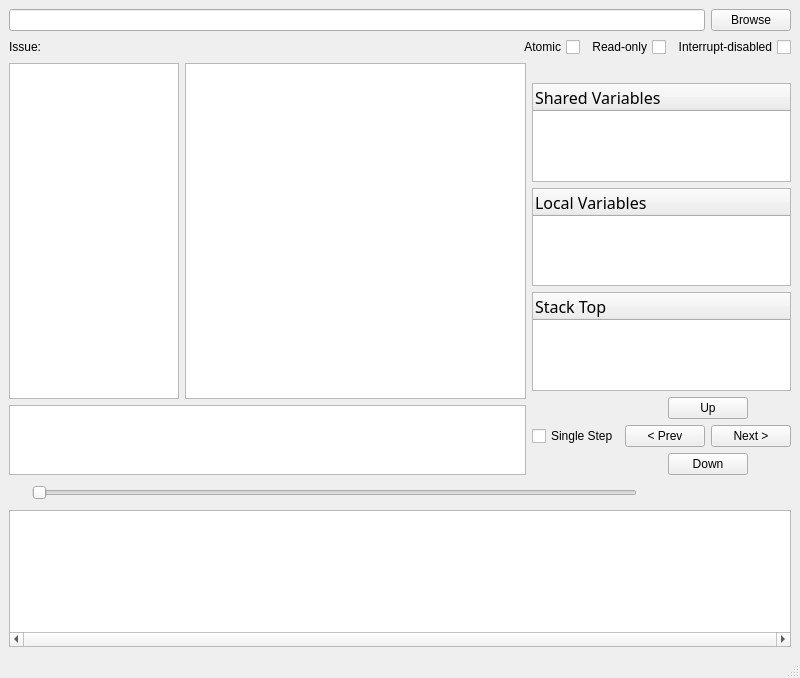
Above: gui.ui from harmonylang/harmony-gui before the change. Below: the same form after it.
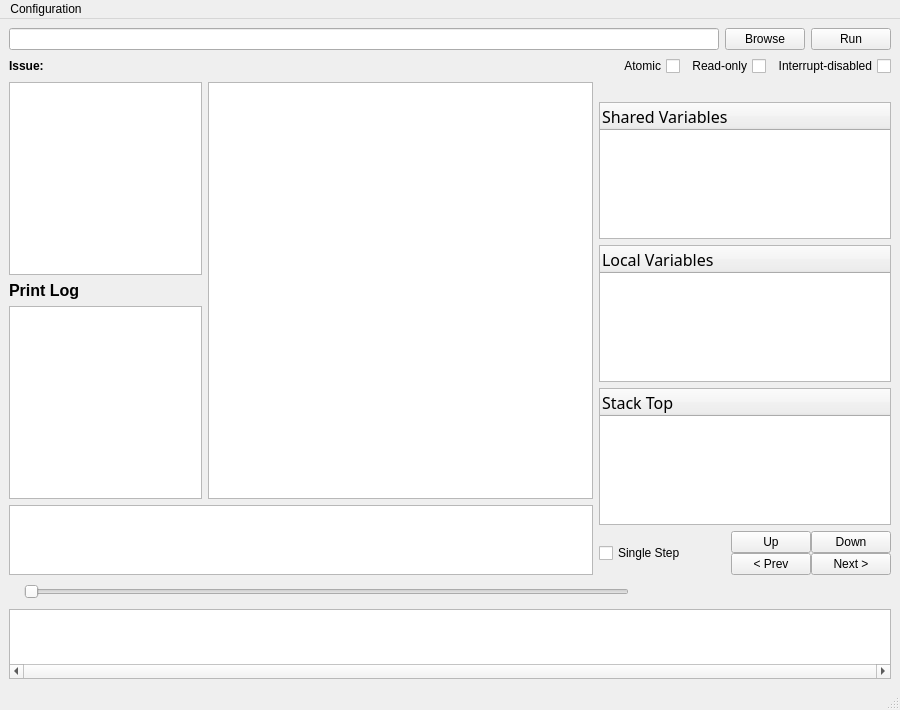
That is the form after the change. Custom widgets are drawn as their Qt base class.

```diff
--- a/gui.ui
+++ b/gui.ui
@@ -6,17 +6,15 @@
    <rect>
     <x>0</x>
     <y>0</y>
-    <width>800</width>
-    <height>678</height>
+    <width>900</width>
+    <height>710</height>
    </rect>
   </property>
   <property name="windowTitle">
    <string>MainWindow</string>
   </property>
   <widget class="QWidget" name="centralwidget">
-   <layout class="QHBoxLayout" name="horizontalLayout_10">
-    <item>
-     <layout class="QVBoxLayout" name="verticalLayout" stretch="0,0,3,0,1">
+   <layout class="QVBoxLayout" name="verticalLayout_8">
       <item>
        <layout class="QHBoxLayout" name="horizontalLayout">
         <item>
@@ -33,12 +31,24 @@
           </property>
          </widget>
         </item>
+      <item>
+       <widget class="QPushButton" name="runFile">
+        <property name="text">
+         <string>Run</string>
+        </property>
+       </widget>
+      </item>
        </layout>
       </item>
       <item>
        <layout class="QHBoxLayout" name="horizontalLayout_2">
         <item>
          <widget class="QLabel" name="issue">
+        <property name="font">
+         <font>
+          <bold>true</bold>
+         </font>
+        </property>
           <property name="text">
            <string>Issue: </string>
           </property>
@@ -90,12 +100,14 @@
        </layout>
       </item>
       <item>
-       <layout class="QHBoxLayout" name="horizontalLayout_9" stretch="5,2">
+     <layout class="QHBoxLayout" name="horizontalLayout_7" stretch="2,1">
         <item>
-         <layout class="QVBoxLayout" name="verticalLayout_2" stretch="10,2">
+       <layout class="QVBoxLayout" name="verticalLayout_2" stretch="10,1">
           <item>
            <layout class="QHBoxLayout" name="horizontalLayout_3" stretch="1,2">
             <item>
+           <layout class="QVBoxLayout" name="verticalLayout">
+            <item>
              <widget class="QPlainTextEdit" name="byteCode">
               <property name="font">
                <font>
@@ -109,12 +121,48 @@
              </widget>
             </item>
             <item>
+             <widget class="QLabel" name="printLogLabel">
+              <property name="font">
+               <font>
+                <family>.AppleSystemUIFont</family>
+                <pointsize>12</pointsize>
+                <bold>true</bold>
+               </font>
+              </property>
+              <property name="text">
+               <string>Print Log</string>
+              </property>
+             </widget>
+            </item>
+            <item>
+             <widget class="QPlainTextEdit" name="printLog">
+              <property name="font">
+               <font>
+                <family>Monaco</family>
+                <pointsize>12</pointsize>
+               </font>
+              </property>
+              <property name="readOnly">
+               <bool>true</bool>
+              </property>
+             </widget>
+            </item>
+           </layout>
+          </item>
+          <item>
              <widget class="CodeEditor" name="sourceCode">
               <property name="font">
                <font>
-                <family>Monaco</family>
-               </font>
-              </property>
+              <family>Times New Roman</family>
+              <pointsize>16</pointsize>
+              <italic>false</italic>
+              <bold>false</bold>
+              <underline>false</underline>
+             </font>
+            </property>
+            <property name="plainText">
+             <string/>
+            </property>
               <property name="textInteractionFlags">
                <set>Qt::NoTextInteraction</set>
               </property>
@@ -127,6 +175,7 @@
             <property name="font">
              <font>
               <family>Monaco</family>
+            <pointsize>13</pointsize>
              </font>
             </property>
             <property name="readOnly">
@@ -137,7 +186,7 @@
          </layout>
         </item>
         <item>
-         <layout class="QVBoxLayout" name="verticalLayout_3" stretch="0,1,1,1,0">
+       <layout class="QVBoxLayout" name="verticalLayout_3" stretch="0,10,10,10,1">
           <item>
            <widget class="QLabel" name="microstepsLabel">
             <property name="layoutDirection">
@@ -159,6 +208,12 @@
               <pointsize>12</pointsize>
              </font>
             </property>
+          <property name="wordWrap">
+           <bool>true</bool>
+          </property>
+          <property name="headerHidden">
+           <bool>false</bool>
+          </property>
             <column>
              <property name="text">
               <string>Shared Variables</string>
@@ -205,21 +260,11 @@
               </property>
              </widget>
             </item>
-            <item>
-             <spacer name="horizontalSpacer_8">
-              <property name="orientation">
-               <enum>Qt::Horizontal</enum>
-              </property>
-              <property name="sizeHint" stdset="0">
-               <size>
-                <width>40</width>
-                <height>20</height>
-               </size>
-              </property>
-             </spacer>
-            </item>
             <item>
              <layout class="QVBoxLayout" name="verticalLayout_4">
+            <property name="spacing">
+             <number>0</number>
+            </property>
               <item>
                <layout class="QHBoxLayout" name="horizontalLayout_6">
                 <item>
@@ -252,22 +297,32 @@
                  </widget>
                 </item>
                 <item>
-                 <spacer name="horizontalSpacer_3">
-                  <property name="orientation">
-                   <enum>Qt::Horizontal</enum>
-                  </property>
-                  <property name="sizeHint" stdset="0">
-                   <size>
-                    <width>40</width>
-                    <height>20</height>
-                   </size>
-                  </property>
-                 </spacer>
+               <widget class="QPushButton" name="down">
+                <property name="text">
+                 <string>Down</string>
+                </property>
+                <property name="shortcut">
+                 <string>Down</string>
+                </property>
+               </widget>
                 </item>
                </layout>
               </item>
               <item>
                <layout class="QHBoxLayout" name="horizontalLayout_5">
+              <item>
+               <spacer name="horizontalSpacer_6">
+                <property name="orientation">
+                 <enum>Qt::Horizontal</enum>
+                </property>
+                <property name="sizeHint" stdset="0">
+                 <size>
+                  <width>40</width>
+                  <height>20</height>
+                 </size>
+                </property>
+               </spacer>
+              </item>
                 <item>
                  <widget class="QPushButton" name="prev">
                   <property name="text">
@@ -278,19 +333,6 @@
                   </property>
                  </widget>
                 </item>
-                <item>
-                 <spacer name="horizontalSpacer_6">
-                  <property name="orientation">
-                   <enum>Qt::Horizontal</enum>
-                  </property>
-                  <property name="sizeHint" stdset="0">
-                   <size>
-                    <width>40</width>
-                    <height>20</height>
-                   </size>
-                  </property>
-                 </spacer>
-                </item>
                 <item>
                  <widget class="QPushButton" name="next">
                   <property name="text">
@@ -303,46 +345,6 @@
                 </item>
                </layout>
               </item>
-              <item>
-               <layout class="QHBoxLayout" name="horizontalLayout_7">
-                <item>
-                 <spacer name="horizontalSpacer_4">
-                  <property name="orientation">
-                   <enum>Qt::Horizontal</enum>
-                  </property>
-                  <property name="sizeHint" stdset="0">
-                   <size>
-                    <width>40</width>
-                    <height>20</height>
-                   </size>
-                  </property>
-                 </spacer>
-                </item>
-                <item>
-                 <widget class="QPushButton" name="down">
-                  <property name="text">
-                   <string>Down</string>
-                  </property>
-                  <property name="shortcut">
-                   <string>Down</string>
-                  </property>
-                 </widget>
-                </item>
-                <item>
-                 <spacer name="horizontalSpacer_5">
-                  <property name="orientation">
-                   <enum>Qt::Horizontal</enum>
-                  </property>
-                  <property name="sizeHint" stdset="0">
-                   <size>
-                    <width>40</width>
-                    <height>20</height>
-                   </size>
-                  </property>
-                 </spacer>
-                </item>
-               </layout>
-              </item>
              </layout>
             </item>
            </layout>
@@ -362,7 +364,7 @@
            </font>
           </property>
           <property name="text">
-           <string>    </string>
+         <string/>
           </property>
          </widget>
         </item>
@@ -425,18 +427,25 @@
        </widget>
       </item>
      </layout>
-    </item>
-   </layout>
   </widget>
   <widget class="QMenuBar" name="menubar">
    <property name="geometry">
     <rect>
      <x>0</x>
      <y>0</y>
-     <width>800</width>
+     <width>900</width>
      <height>22</height>
     </rect>
    </property>
+   <widget class="QMenu" name="menuConfiguration">
+    <property name="title">
+     <string>Configuration</string>
+    </property>
+    <addaction name="actionConstants"/>
+    <addaction name="actionModules"/>
+    <addaction name="actionCompare_Behaviors"/>
+   </widget>
+   <addaction name="menuConfiguration"/>
   </widget>
   <widget class="QStatusBar" name="statusbar"/>
  </widget>
```
Left out of the diff: 15 changed lines with no effect on the pictures. Lines whose indentation alone changed are shown as unchanged.
